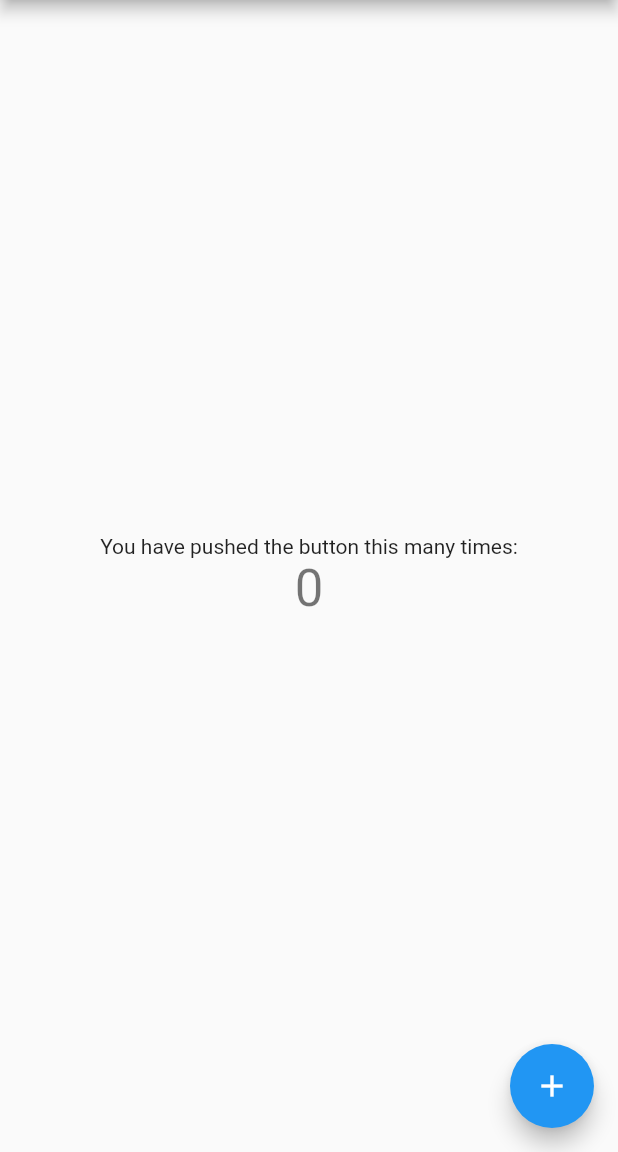
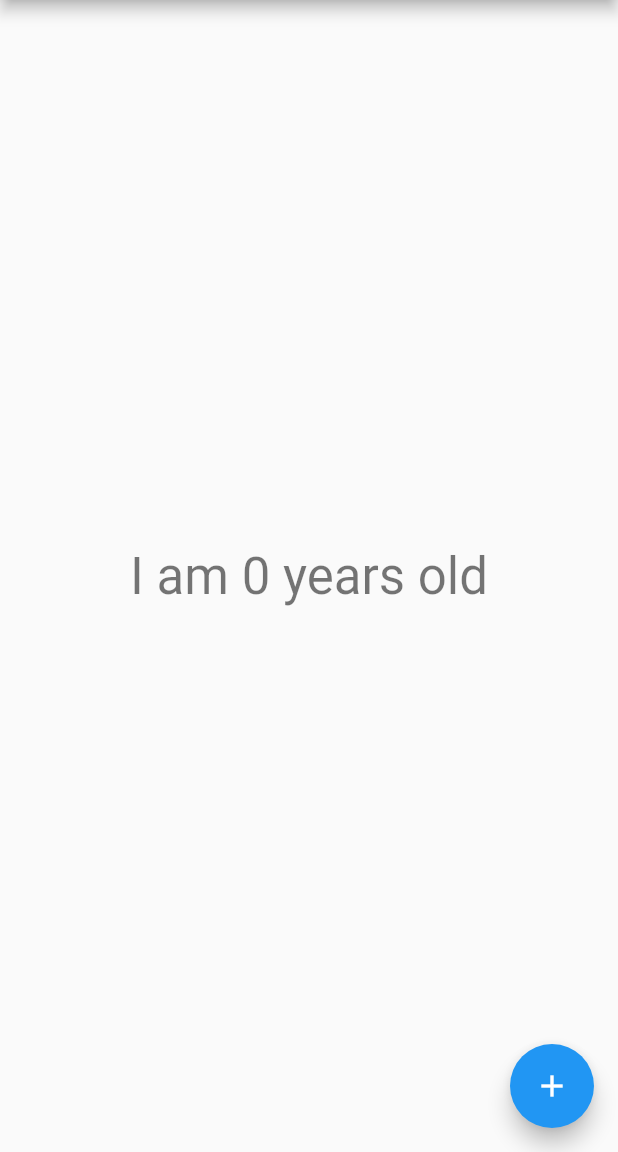
Before and after one commit to anguyen221/age_counter, a Flutter app: the screen it shows after launch, on a phone screen of 412 x 824 dp, the part 84-1236 px from its top. Run offline on Flutter 3.47's test engine with Material 3 defaults, Android fonts, the phone set to English and light mode, and no system bars; missing offline and left inert: window_size.

Commit message:
Modified counter display message

```diff
--- a/lib/main.dart
+++ b/lib/main.dart
@@ -73,10 +73,9 @@ class MyHomePage extends StatelessWidget {
         child: Column(
           mainAxisAlignment: MainAxisAlignment.center,
           children: [
-            const Text('You have pushed the button this many times:'),
             Consumer<Counter>(
               builder: (context, counter, child) => Text(
-                '${counter.value}',
+                'I am ${counter.value} years old',
                 style: Theme.of(context).textTheme.headlineMedium,
               ),
             ),
```
